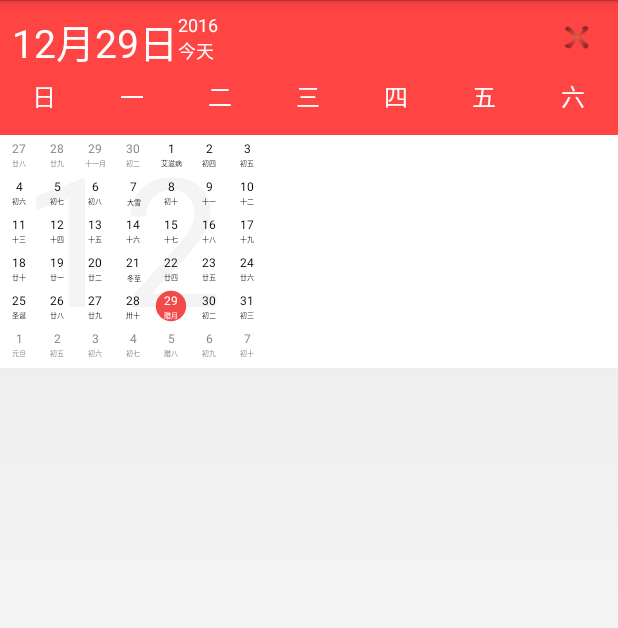
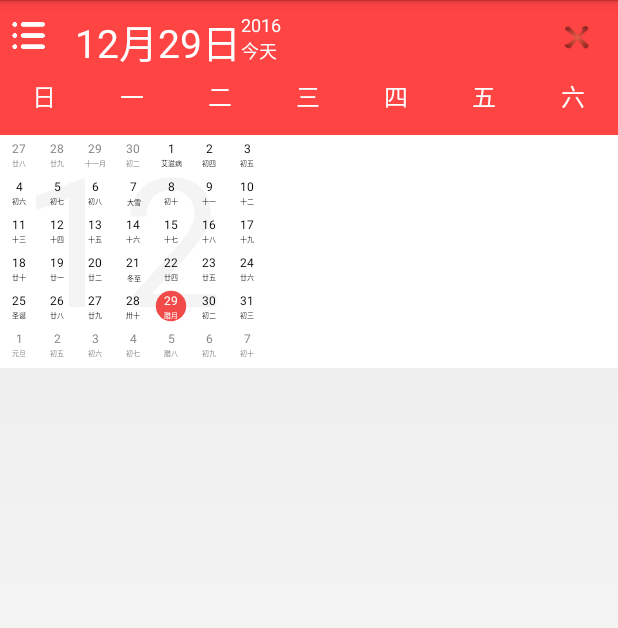
Before and after one commit to libertyboy1/CalendarView, an Android app: the screen it shows after launch (MainActivity), on a phone screen of 412 x 824 dp. Shown: the top 628 px of the screen. Run offline under Robolectric (Android 15) with nearby library versions, the phone set to English and light mode, and no system bars; Roboto replaces fonts that are not available here; 3 statements that could not run were skipped.

Commit message:
首界面标题栏增加侧边栏菜单按钮

```diff
--- a/app/src/main/java/com/view/calendar/view/CalendarView.java
+++ b/app/src/main/java/com/view/calendar/view/CalendarView.java
@@ -13,16 +13,19 @@ import android.graphics.Typeface;
 import android.support.v4.view.ViewPager;
 import android.util.AttributeSet;
 import android.util.Log;
+import android.view.Gravity;
 import android.view.LayoutInflater;
 import android.view.MotionEvent;
 import android.view.View;
 import android.view.View.OnClickListener;
 import android.view.ViewGroup;
 import android.widget.ImageButton;
+import android.widget.ImageView;
 import android.widget.LinearLayout;
 import android.widget.TextView;
 
 import com.view.calendar.R;
+import com.view.calendar.activity.MainActivity;
 import com.view.calendar.adapter.CalendarViewAdapter;
 import com.view.calendar.model.CustomDate;
 import com.view.calendar.util.DateUtil;
@@ -36,6 +39,8 @@ public class CalendarView extends LinearLayout implements OnClickListener, Calen
     private Context mContext;
 
     private ViewPager mViewPager;
+    private ImageView iv_menu;
+
     private int mCurrentIndex = 498;
     private CalendarCard[] mShowViews;
     private CalendarViewAdapter<CalendarCard> adapter;
@@ -89,12 +94,14 @@ public class CalendarView extends LinearLayout implements OnClickListener, Calen
         yearText = (TextView) view.findViewById(R.id.tvCurrentYear);
         monthText = (TextView) view.findViewById(R.id.tvCurrentMonth);
         gapCountText = (TextView) view.findViewById(R.id.tvGapCountString);
+        iv_menu= (ImageView) view.findViewById(R.id.iv_menu);
 
         monthText.setTypeface(typeFace);
         yearText.setTypeface(typeFace);
         gapCountText.setTypeface(typeFace);
 
         closeImgBtn.setOnClickListener(this);
+        iv_menu.setOnClickListener(this);
 
         views = new CalendarCard[3];
         for (int i = 0; i < 3; i++) {
@@ -139,6 +146,9 @@ public class CalendarView extends LinearLayout implements OnClickListener, Calen
         switch (v.getId()) {
             case R.id.btnClose:
                 ((Activity) mContext).finish();
+                break;
+            case R.id.iv_menu:
+                ((MainActivity)mContext).dl_main.openDrawer(Gravity.LEFT);
                 break;
             default:
                 break;
--- a/app/src/main/res/layout/calendar_view.xml
+++ b/app/src/main/res/layout/calendar_view.xml
@@ -4,14 +4,22 @@
     android:layout_width="match_parent"
     android:layout_height="wrap_content"
     android:background="@color/white"
-    android:orientation="vertical" >
+    android:orientation="vertical">
 
     <RelativeLayout
         android:layout_width="match_parent"
         android:layout_height="50dp"
         android:background="@android:color/holo_red_light"
         android:paddingLeft="8dp"
-        android:paddingTop="8dp" >
+        android:paddingTop="8dp">
+
+        <ImageView
+            android:id="@+id/iv_menu"
+            android:layout_width="22dp"
+            android:layout_height="22dp"
+            android:layout_centerVertical="true"
+            android:layout_marginRight="20dp"
+            android:src="@mipmap/menu" />
 
         <ImageButton
             android:id="@+id/btnClose"
@@ -26,8 +34,8 @@
             android:id="@+id/tvCurrentMonth"
             android:layout_width="wrap_content"
             android:layout_height="wrap_content"
-            android:layout_alignParentLeft="true"
             android:layout_alignParentTop="true"
+            android:layout_toEndOf="@+id/iv_menu"
             android:text="11月"
             android:textColor="@android:color/white"
             android:textSize="26dp" />
@@ -57,13 +65,13 @@
         android:layout_height="40dp"
         android:background="@android:color/holo_red_light"
         android:orientation="vertical"
-        android:paddingBottom="8dp" >
+        android:paddingBottom="8dp">
 
         <TableLayout
             android:layout_width="match_parent"
             android:layout_height="20dip"
             android:layout_marginBottom="2dip"
-            android:layout_marginTop="2dip" >
+            android:layout_marginTop="2dip">
 
             <TableRow>
 
@@ -109,13 +117,12 @@
         android:id="@+id/vp_calendar"
         android:layout_width="match_parent"
         android:layout_height="100dp"
-        android:background="@android:color/transparent" >
-    </android.support.v4.view.ViewPager>
+        android:background="@android:color/transparent"></android.support.v4.view.ViewPager>
 
     <!--<LinearLayout-->
-        <!--android:layout_width="match_parent"-->
-        <!--android:layout_height="20dp"-->
-        <!--android:background="@android:color/darker_gray"></LinearLayout>-->
+    <!--android:layout_width="match_parent"-->
+    <!--android:layout_height="20dp"-->
+    <!--android:background="@android:color/darker_gray"></LinearLayout>-->
 
 
 </LinearLayout>
```
Also changed, not shown: app/src/main/res/mipmap-hdpi/menu.png (added).
